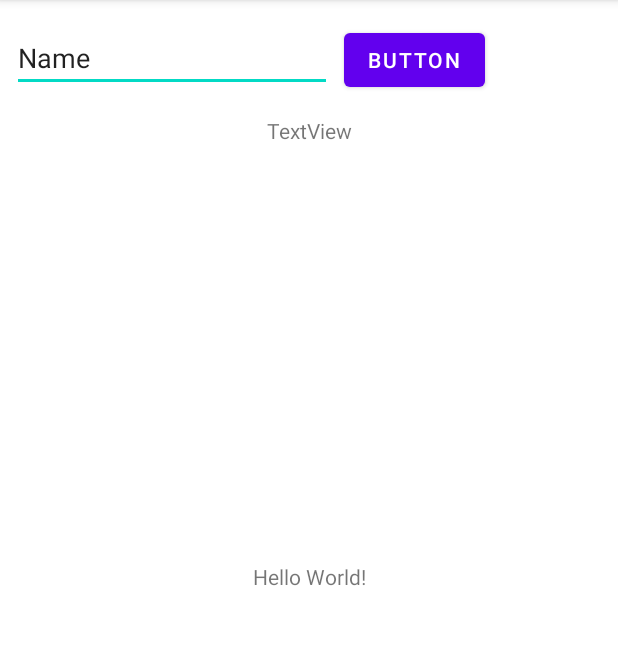
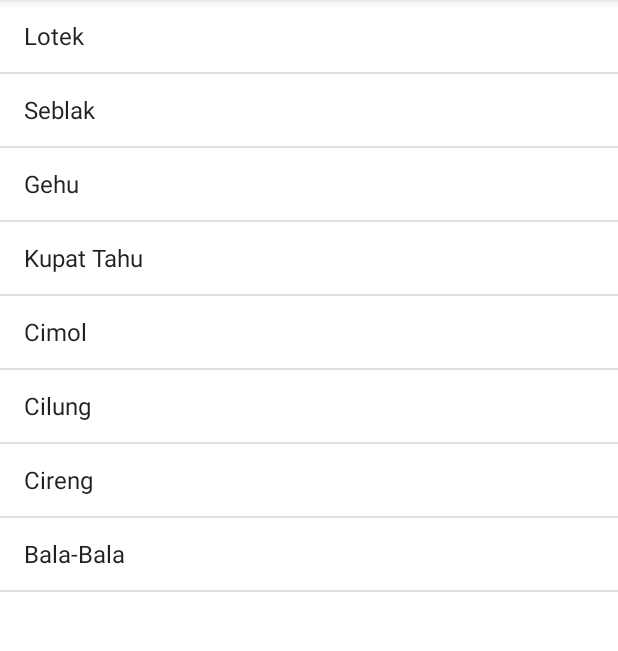
Before and after one commit to lukmanjtkpolban/Project1a_LukmannulHakim, an Android app: the screen it shows after launch (MainActivity before the commit, ListActivity after it), on a phone screen of 412 x 824 dp, the part 84-735 px from its top. Run offline under Robolectric (Android 15) with nearby library versions, the phone set to English and light mode, and no system bars.

Commit message:
update fitur menampilkan nama dan List View

```diff
--- a/app/src/main/AndroidManifest.xml
+++ b/app/src/main/AndroidManifest.xml
@@ -9,7 +9,8 @@
         android:roundIcon="@mipmap/ic_launcher_round"
         android:supportsRtl="true"
         android:theme="@style/Theme.Project1a_LukmannulHakim">
-        <activity android:name=".MainActivity">
+        <activity android:name=".MainActivity"></activity>
+        <activity android:name=".ListActivity">
             <intent-filter>
                 <action android:name="android.intent.action.MAIN" />
 
--- /dev/null
+++ b/app/src/main/java/vsga/mobile/project1a_lukmannulhakim/ListActivity.java
@@ -0,0 +1,27 @@
+package vsga.mobile.project1a_lukmannulhakim;
+
+import androidx.appcompat.app.AppCompatActivity;
+
+import android.os.Bundle;
+import android.widget.ArrayAdapter;
+import android.widget.ListView;
+
+public class ListActivity extends AppCompatActivity {
+    ListView list_makanan;
+    @Override
+    protected void onCreate(Bundle savedInstanceState) {
+        super.onCreate(savedInstanceState);
+        setContentView(R.layout.activity_list);
+
+        list_makanan = (ListView) findViewById(R.id.list_makanan);
+
+        String[] makanan = new String[]{
+                "Lotek", "Seblak", "Gehu", "Kupat Tahu", "Cimol", "Cilung", "Cireng", "Bala-Bala"
+        };
+
+        ArrayAdapter<String> adapterList = new ArrayAdapter<String>(ListActivity.this,
+                android.R.layout.simple_list_item_1, android.R.id.text1, makanan);
+
+        list_makanan.setAdapter(adapterList);
+    }
+}
--- /dev/null
+++ b/app/src/main/res/layout/activity_list.xml
@@ -0,0 +1,16 @@
+<?xml version="1.0" encoding="utf-8"?>
+<androidx.constraintlayout.widget.ConstraintLayout xmlns:android="http://schemas.android.com/apk/res/android"
+    xmlns:app="http://schemas.android.com/apk/res-auto"
+    xmlns:tools="http://schemas.android.com/tools"
+    android:layout_width="match_parent"
+    android:layout_height="match_parent"
+    tools:context=".ListActivity">
+
+    <ListView
+        android:id="@+id/list_makanan"
+        android:layout_width="match_parent"
+        android:layout_height="match_parent"
+        app:layout_constraintStart_toStartOf="parent"
+        app:layout_constraintTop_toTopOf="parent" />
+
+</androidx.constraintlayout.widget.ConstraintLayout>
--- a/app/src/main/res/layout/activity_main.xml
+++ b/app/src/main/res/layout/activity_main.xml
@@ -4,47 +4,50 @@
     xmlns:tools="http://schemas.android.com/tools"
     android:layout_width="match_parent"
     android:layout_height="match_parent"
+    android:padding="10dp"
     tools:context=".MainActivity">
 
-    <TextView
-        android:layout_width="wrap_content"
+    <EditText
+        android:id="@+id/txtInput2"
+        android:layout_width="match_parent"
         android:layout_height="wrap_content"
-        android:text="Hello World!"
-        app:layout_constraintBottom_toBottomOf="parent"
-        app:layout_constraintLeft_toLeftOf="parent"
-        app:layout_constraintRight_toRightOf="parent"
-        app:layout_constraintTop_toTopOf="parent" />
+        android:layout_marginTop="8dp"
+        android:ems="10"
+        android:hint="Nama Belakang"
+        android:inputType="textPersonName"
+        app:layout_constraintStart_toStartOf="parent"
+        app:layout_constraintTop_toBottomOf="@+id/txtInput1" />
 
     <EditText
-        android:id="@+id/editTextTextPersonName"
-        android:layout_width="wrap_content"
+        android:id="@+id/txtInput1"
+        android:layout_width="match_parent"
         android:layout_height="wrap_content"
-        android:layout_marginStart="8dp"
-        android:layout_marginTop="16dp"
         android:ems="10"
+        android:hint="Nama Depan"
         android:inputType="textPersonName"
-        android:text="Name"
+
         app:layout_constraintStart_toStartOf="parent"
         app:layout_constraintTop_toTopOf="parent" />
 
     <Button
-        android:id="@+id/button"
-        android:layout_width="wrap_content"
-        android:layout_height="wrap_content"
-        android:layout_marginStart="8dp"
-        android:layout_marginTop="16dp"
-        android:text="Button"
-        app:layout_constraintStart_toEndOf="@+id/editTextTextPersonName"
-        app:layout_constraintTop_toTopOf="parent" />
-
-    <TextView
-        android:id="@+id/textView"
+        android:id="@+id/btnTampilkan"
         android:layout_width="wrap_content"
         android:layout_height="wrap_content"
         android:layout_marginTop="16dp"
-        android:text="TextView"
+        android:text="Tampilkan"
         app:layout_constraintEnd_toEndOf="parent"
         app:layout_constraintStart_toStartOf="parent"
-        app:layout_constraintTop_toBottomOf="@+id/editTextTextPersonName" />
+        app:layout_constraintTop_toBottomOf="@+id/txtInput2" />
+
+    <TextView
+        android:id="@+id/txtHasil"
+        android:layout_width="wrap_content"
+        android:layout_height="wrap_content"
+        android:layout_marginTop="32dp"
+        android:text=" "
+        app:layout_constraintEnd_toEndOf="parent"
+        app:layout_constraintHorizontal_bias="0.498"
+        app:layout_constraintStart_toStartOf="parent"
+        app:layout_constraintTop_toBottomOf="@+id/btnTampilkan" />
 
 </androidx.constraintlayout.widget.ConstraintLayout>
```
Also changed, not shown: app/src/main/java/vsga/mobile/project1a_lukmannulhakim/MainActivity.java (+51 -0 lines).
